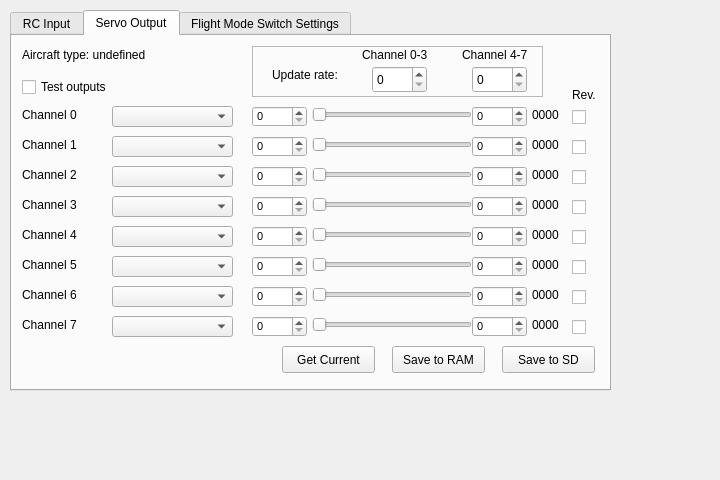
openpilot/OpenPilot, file ground/src/plugins/config/settingswidget.ui: the form before one commit.
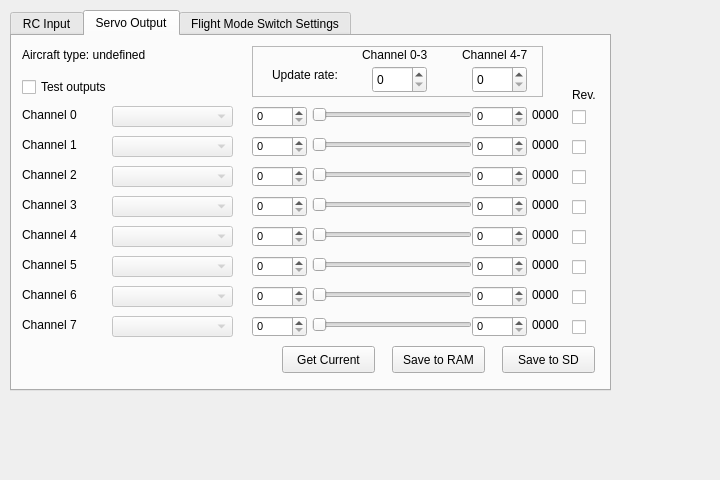
The form after the commit. The open tabs and pages were chosen to show the change.

Commit message: Disable actuator combo box on the config dialog, because of the risk of creating an inconsistent mixer. Letting the user change there was misleading.

The edit to the form file:
```diff
--- a/ground/src/plugins/config/settingswidget.ui
+++ b/ground/src/plugins/config/settingswidget.ui
@@ -1024,7 +1024,7 @@
     </widget>
     <widget class="QComboBox" name="ch0Output">
      <property name="enabled">
-      <bool>true</bool>
+      <bool>false</bool>
      </property>
      <property name="geometry">
       <rect>
@@ -1152,7 +1152,7 @@
     </widget>
     <widget class="QComboBox" name="ch1Output">
      <property name="enabled">
-      <bool>true</bool>
+      <bool>false</bool>
      </property>
      <property name="geometry">
       <rect>
@@ -1231,7 +1231,7 @@
     </widget>
     <widget class="QComboBox" name="ch2Output">
      <property name="enabled">
-      <bool>true</bool>
+      <bool>false</bool>
      </property>
      <property name="geometry">
       <rect>
@@ -1310,7 +1310,7 @@
     </widget>
     <widget class="QComboBox" name="ch3Output">
      <property name="enabled">
-      <bool>true</bool>
+      <bool>false</bool>
      </property>
      <property name="geometry">
       <rect>
@@ -1388,6 +1388,9 @@
      </property>
     </widget>
     <widget class="QComboBox" name="ch4Output">
+     <property name="enabled">
+      <bool>false</bool>
+     </property>
      <property name="geometry">
       <rect>
        <x>100</x>
@@ -1455,6 +1458,9 @@
      </property>
     </widget>
     <widget class="QComboBox" name="ch5Output">
+     <property name="enabled">
+      <bool>false</bool>
+     </property>
      <property name="geometry">
       <rect>
        <x>100</x>
@@ -1522,6 +1528,9 @@
      </property>
     </widget>
     <widget class="QComboBox" name="ch6Output">
+     <property name="enabled">
+      <bool>false</bool>
+     </property>
      <property name="geometry">
       <rect>
        <x>100</x>
@@ -1589,6 +1598,9 @@
      </property>
     </widget>
     <widget class="QComboBox" name="ch7Output">
+     <property name="enabled">
+      <bool>false</bool>
+     </property>
      <property name="geometry">
       <rect>
        <x>100</x>
```
Left out of the diff: 63 changed lines with no effect on the pictures.
